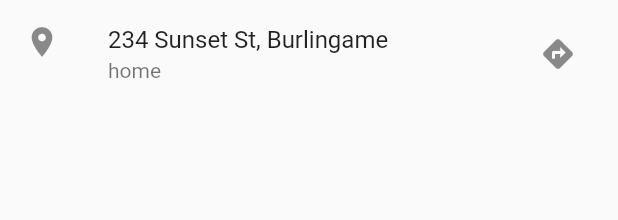
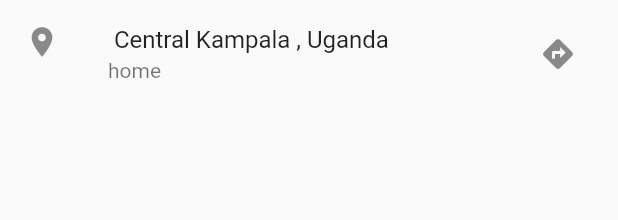
Before and after one commit to muwongelawrence-tech/flutter-Demo, a Flutter app: what addressListTile() shows on an empty page, opened directly, on a phone screen of 412 x 824 dp. Shown: the top 220 px of the screen. Run offline on Flutter 3.47's test engine with Material 2 defaults, Android fonts, the light colour scheme and no system bars; network calls fail.

Commit message:
changing location

```diff
--- a/lib/main.dart
+++ b/lib/main.dart
@@ -330,14 +330,14 @@ Widget emailListTile() {
  return const ListTile(
    leading: Icon(Icons.email),
    title: Text("muwongelawrence44@gmail.com"),
-   subtitle: Text("work"),
+   subtitle: Text("Email"),
  );
 }
 
 Widget addressListTile() {
  return ListTile(
    leading: const Icon(Icons.location_on),
-   title: const Text("234 Sunset St, Burlingame"),
+   title: const Text(" Central Kampala , Uganda"),
    subtitle: const Text("home"),
    trailing: IconButton(
      icon: const Icon(Icons.directions),
```
